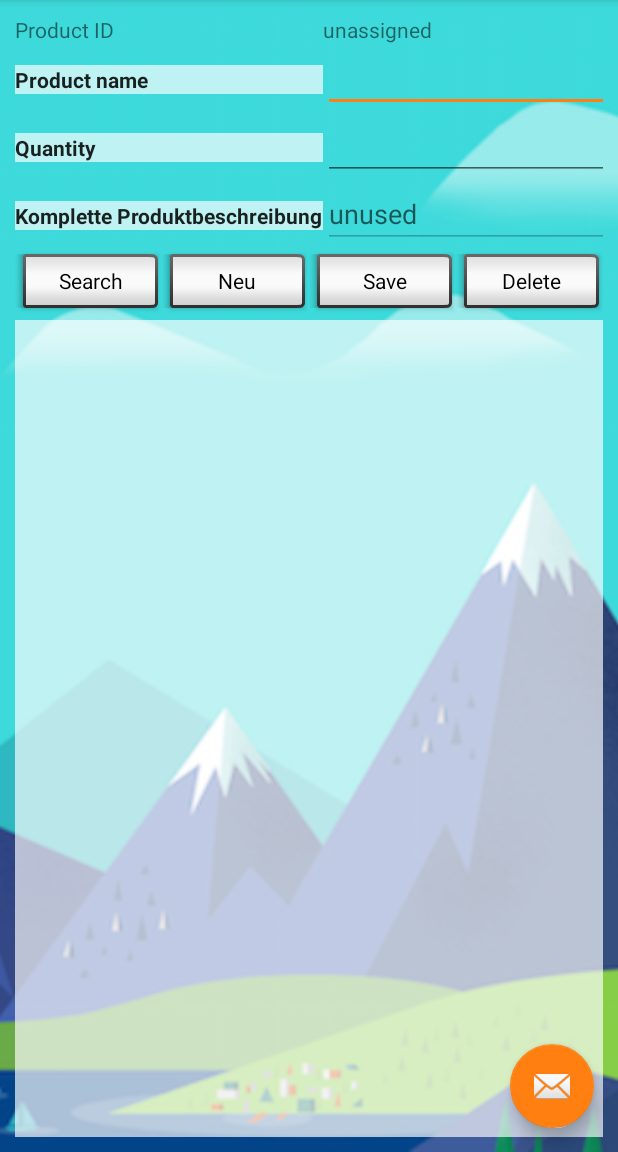
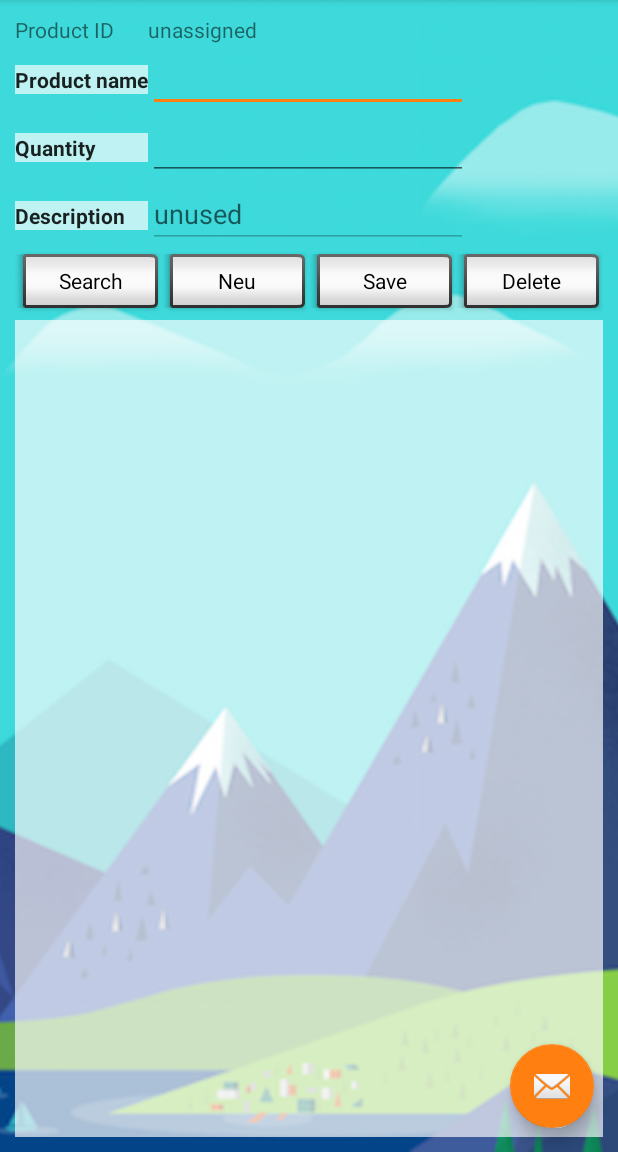
Before and after one commit to greenorca/SimpleSQLiteApp, an Android app: the screen it shows after launch (MainActivity), on a phone screen of 412 x 824 dp, the part 84-1236 px from its top. Run offline under Robolectric (Android 15) with nearby library versions, the phone set to English and light mode, and no system bars.

Commit message:
minor nameless improvements

```diff
--- a/app/src/main/AndroidManifest.xml
+++ b/app/src/main/AndroidManifest.xml
@@ -16,10 +16,8 @@
             android:screenOrientation="portrait">
             <intent-filter>
                 <action android:name="android.intent.action.MAIN" />
-
                 <category android:name="android.intent.category.LAUNCHER" />
             </intent-filter>
         </activity>
     </application>
-
 </manifest>
--- a/app/src/main/res/layout/content_main.xml
+++ b/app/src/main/res/layout/content_main.xml
@@ -104,7 +104,7 @@
                     style="@style/BoldFont"
                     android:layout_width="wrap_content"
                     android:layout_height="wrap_content"
-                    android:text="Komplette Produktbeschreibung" />
+                    android:text="Description" />
 
                 <EditText
                     android:id="@+id/editText3"
```
